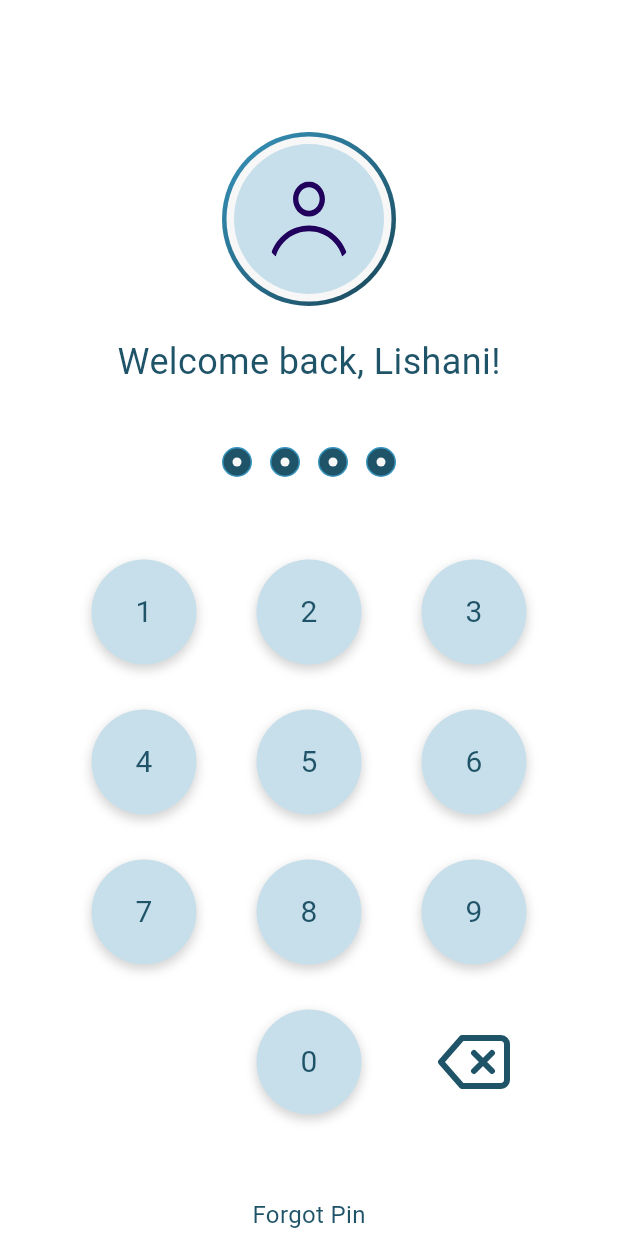
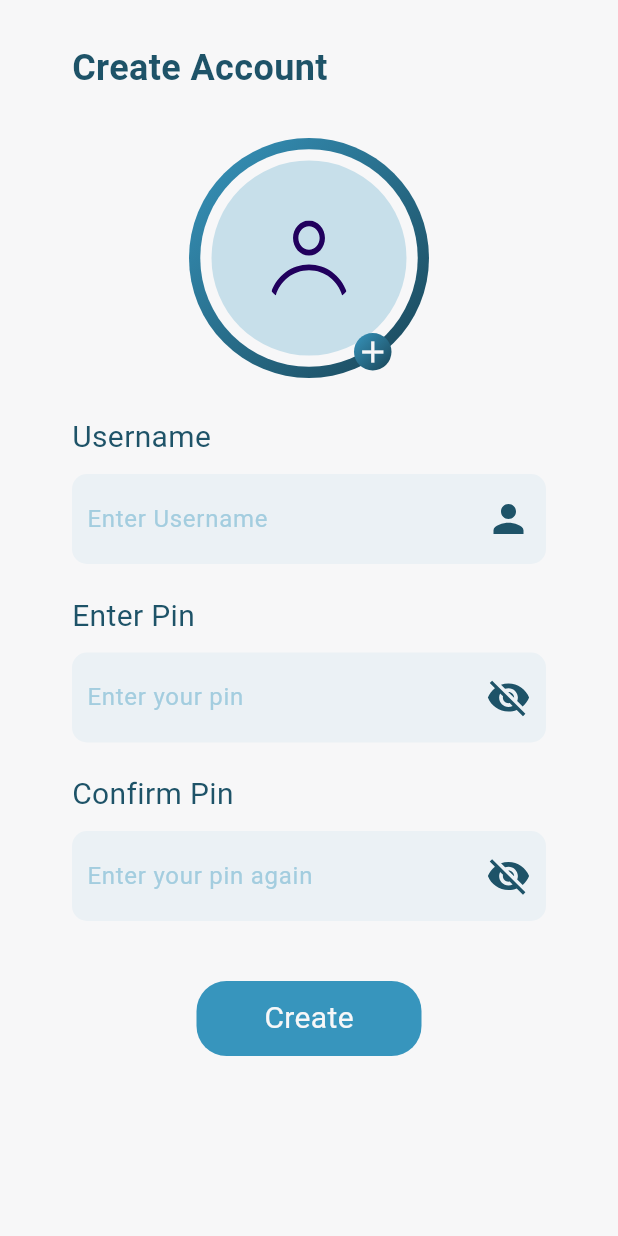
Before and after one commit to yasira2000/cash_mate, a Flutter app: the screen it shows after launch, on a phone screen of 412 x 824 dp. Run offline on Flutter 3.47's test engine with Material 3 defaults, Android fonts, the phone set to English and light mode, and no system bars; our stand-ins replace curved_navigation_bar, flutter_svg.

Commit message:
Create accoung screen ui done

```diff
--- a/lib/app_view.dart
+++ b/lib/app_view.dart
@@ -1,4 +1,6 @@
 import 'package:cash_mate/features/auth/presentation/pages/pin_entry_screen.dart';
+import 'package:cash_mate/features/registration/presentation/pages/registration_screen.dart';
+import 'package:cash_mate/widgets/bottom_navigation_bar.dart';
 import 'package:flutter/material.dart';
 
 class MyAppView extends StatelessWidget {
@@ -10,11 +12,17 @@ class MyAppView extends StatelessWidget {
       debugShowCheckedModeBanner: false,
       title: "Cash Mate",
       home: Scaffold(
-        backgroundColor: Colors.white,
+        backgroundColor: Color(0xFFF7F7F8),
+        // body: Padding(
+        //   padding: const EdgeInsets.all(8.0),
+        //   child: PinEntryScreen(name: 'Lishani'),
+        // ),
+
         body: Padding(
           padding: const EdgeInsets.all(8.0),
-          child: PinEntryScreen(name: 'Lishani'),
+          child: SafeArea(child: RegistrationScreen()),
         ),
+        // bottomNavigationBar: CustomBottomNavigationBar(),
       ),
     );
   }
--- a/lib/features/auth/presentation/pages/pin_entry_screen.dart
+++ b/lib/features/auth/presentation/pages/pin_entry_screen.dart
@@ -1,4 +1,4 @@
-import 'package:cash_mate/features/auth/presentation/widgets/avatar.dart';
+import 'package:cash_mate/widgets/avatar.dart';
 import 'package:cash_mate/features/auth/presentation/widgets/circle_fill.dart';
 import 'package:cash_mate/features/auth/presentation/widgets/numpad.dart';
 import 'package:flutter/material.dart';
@@ -16,10 +16,10 @@ class PinEntryScreen extends StatelessWidget {
       crossAxisAlignment: CrossAxisAlignment.center,
       children: [
         SizedBox(
-          height: 80,
+          height: 70,
           width: MediaQuery.of(context).size.width,
         ),
-        const Avatar(),
+        Avatar(borderWidth: 116, outerCircleWidth: 110, innerCircleWidth: 100,),
         const SizedBox(height: 20),
         Text(
           'Welcome back, $name!',
@@ -29,7 +29,7 @@ class PinEntryScreen extends StatelessWidget {
               color: Color(0xff1E5368),
               fontWeight: FontWeight.w500),
         ),
-        const SizedBox(height: 40),
+        const SizedBox(height: 35),
         Row(
           mainAxisAlignment: MainAxisAlignment.center,
           children: [
@@ -42,10 +42,10 @@ class PinEntryScreen extends StatelessWidget {
             CircleFill(),
           ],
         ),
-        const SizedBox(height: 40),
+        const SizedBox(height: 35),
         Numpad(),
         const SizedBox(
-          height: 40,
+          height: 35
         ),
         Text(
           'Forgot Pin',
--- /dev/null
+++ b/lib/features/registration/presentation/pages/registration_screen.dart
@@ -0,0 +1,101 @@
+import 'package:cash_mate/features/registration/presentation/widgets/custom_registration_form.dart';
+import 'package:cash_mate/widgets/avatar.dart';
+import 'package:flutter/material.dart';
+import 'package:flutter/widgets.dart';
+import 'package:flutter_svg/svg.dart';
+
+class RegistrationScreen extends StatelessWidget {
+  const RegistrationScreen({super.key});
+
+  @override
+  Widget build(BuildContext context) {
+    return Padding(
+      padding: const EdgeInsets.symmetric(vertical: 20, horizontal: 40),
+      child: Container(
+        width: MediaQuery.of(context).size.width,
+        child: Column(
+          crossAxisAlignment: CrossAxisAlignment.center,
+          children: [
+            const Row(
+              children: [
+                Text(
+                  'Create Account',
+                  style: TextStyle(
+                      fontFamily: 'Roboto',
+                      fontSize: 24,
+                      fontWeight: FontWeight.w600,
+                      color: Color(0xFF1E5368)),
+                ),
+              ],
+            ),
+            const SizedBox(height: 30),
+            Stack(
+              children: [
+                Avatar(
+                  borderWidth: 160,
+                  innerCircleWidth: 130,
+                  outerCircleWidth: 145,
+                ),
+                Positioned(
+                  top: 130,
+                  right: 25,
+                  child: Container(
+                    width: 25,
+                    height: 25,
+                    decoration: BoxDecoration(
+                      borderRadius: BorderRadius.circular(25),
+                      gradient: const LinearGradient(
+                        begin: Alignment.bottomRight,
+                        end: Alignment.topLeft,
+                        colors: [
+                          Color(0xff194557),
+                          Color(0xff3795BD),
+                        ],
+                      ),
+                    ),
+                    child: Icon(
+                      Icons.add,
+                      color: Color(0xFFF7F7F8),
+                    ),
+                  ),
+                )
+              ],
+            ),
+            const SizedBox(height: 25),
+            // Column(
+            //   crossAxisAlignment: CrossAxisAlignment.start,
+            //   children: [
+            //     Text(
+            //       'Username',
+            //       style: TextStyle(color: Color(0xFF1E5368), fontSize: 20),
+            //     ),
+            //     const SizedBox(height: 10),
+            //     Expanded(
+            //       flex: 10,
+            //       child: Container(
+            //         height: 60,
+            //         decoration: BoxDecoration(
+            //           borderRadius: BorderRadius.circular(10),
+            //           color: Color(0xFFEBF1F5),
+            //         ),
+            //         child: Row(
+            //           // mainAxisAlignment: MainAxisAlignment.spaceBetween,
+            //           children: [
+            //             SvgPicture.asset(
+            //               'assets/svg/user.svg',
+            //               width: 10,
+            //               height: 10,
+            //             )
+            //           ],
+            //         ),
+            //       ),
+            //     ),
+            //   ],
+            // )
+            CustomRegistrationForm(),
+          ],
+        ),
+      ),
+    );
+  }
+}
--- /dev/null
+++ b/lib/features/registration/presentation/widgets/custom_registration_form.dart
@@ -0,0 +1,94 @@
+import 'package:cash_mate/features/registration/presentation/widgets/form_section.dart';
+import 'package:flutter/material.dart';
+
+// Define a custom Form widget.
+class CustomRegistrationForm extends StatefulWidget {
+  const CustomRegistrationForm({super.key});
+
+  @override
+  CustomRegistrationFormState createState() {
+    return CustomRegistrationFormState();
+  }
+}
+
+class CustomRegistrationFormState extends State<CustomRegistrationForm> {
+  final _formKey = GlobalKey<FormState>();
+
+  @override
+  Widget build(BuildContext context) {
+    return Form(
+      key: _formKey,
+      child: Column(
+        crossAxisAlignment: CrossAxisAlignment.center,
+        children: <Widget>[
+          FormSection(
+            label: 'Username',
+            hintText: 'Enter Username',
+            svgPath: 'assets/svg/person.svg',
+            errorMsg: 'Please enter username',
+          ),
+          SizedBox(height: 20),
+          FormSection(
+            label: "Enter Pin",
+            hintText: 'Enter your pin',
+            svgPath: 'assets/svg/visibility_off.svg',
+            errorMsg: 'Please use numbers only',
+          ),
+          SizedBox(height: 20),
+          FormSection(
+            label: "Confirm Pin",
+            hintText: 'Enter your pin again',
+            svgPath: 'assets/svg/visibility_off.svg',
+            errorMsg: 'Please use numbers only',
+          ),
+          const SizedBox(height: 40),
+          GestureDetector(
+            onTap: () {
+              // Validate returns true if the form is valid, or false otherwise.
+              if (_formKey.currentState!.validate()) {
+                // If the form is valid, display a snackbar. In the real world,
+                // you'd often call a server or save the information in a database.
+                ScaffoldMessenger.of(context).showSnackBar(
+                  const SnackBar(content: Text('Processing Data')),
+                );
+              }
+            },
+            child: Container(
+              width: 150,
+              height: 50,
+              decoration: BoxDecoration(
+                color: Color(0xFF3795BD),
+                borderRadius: BorderRadius.circular(20)
+
+              ),
+              child: Center(
+                child: Text(
+                  'Create',
+                  style: TextStyle(
+                    color: Color(0xFFF7F7F8),
+                    fontSize: 20,
+                  ),
+                ),
+              ),
+            ),
+          )
+
+          // ElevatedButton(
+          //   style: ButtonStyle(backgroundColor: Color(value)),
+          //   onPressed: () {
+          //     // Validate returns true if the form is valid, or false otherwise.
+          //     if (_formKey.currentState!.validate()) {
+          //       // If the form is valid, display a snackbar. In the real world,
+          //       // you'd often call a server or save the information in a database.
+          //       ScaffoldMessenger.of(context).showSnackBar(
+          //         const SnackBar(content: Text('Processing Data')),
+          //       );
+          //     }
+          //   },
+          //   child: const Text('Create'),
+          // ),
+        ],
+      ),
+    );
+  }
+}
--- /dev/null
+++ b/lib/features/registration/presentation/widgets/form_section.dart
@@ -0,0 +1,70 @@
+import 'package:flutter/material.dart';
+import 'package:flutter_svg/svg.dart';
+
+class FormSection extends StatelessWidget {
+  final String label;
+  final String hintText;
+  final String svgPath;
+  final String errorMsg;
+
+  const FormSection({
+    super.key,
+    required this.label,
+    required this.hintText,
+    required this.svgPath,
+    required this.errorMsg,
+  });
+
+  @override
+  Widget build(BuildContext context) {
+    return Column(
+      crossAxisAlignment: CrossAxisAlignment.start,
+      children: [
+        Text(
+          label,
+          style: TextStyle(
+            color: Color(0xFF1E5368),
+            fontSize: 20,
+          ),
+        ),
+        const SizedBox(height: 10),
+        Container(
+          height: 60,
+          padding: EdgeInsets.symmetric(vertical: 5, horizontal: 10),
+          decoration: BoxDecoration(
+              color: Color(0xffEBF1F5),
+              borderRadius: BorderRadius.circular(10)),
+          child: Row(
+            children: [
+              Expanded(
+                child: TextFormField(
+                  decoration: InputDecoration(
+                    border: InputBorder.none,
+                    hintText: hintText,
+                    hintStyle: TextStyle(
+                      color: Color(0xffA3CDDF),
+                    ),
+                  ),
+                  validator: (value) {
+                    if (value == null || value.isEmpty) {
+                      return errorMsg;
+                    }
+                    return null;
+                  },
+                ),
+              ),
+              Container(
+                child: SvgPicture.asset(
+                  svgPath,
+                  width: 30,
+                  height: 30,
+                  color: Color(0xff1E5368),
+                ),
+              )
+            ],
+          ),
+        ),
+      ],
+    );
+  }
+}
--- a/lib/features/auth/presentation/widgets/avatar.dart
+++ b/lib/widgets/avatar.dart
@@ -2,11 +2,15 @@ import 'package:flutter/material.dart';
 import 'package:flutter_svg/svg.dart';
 
 class Avatar extends StatelessWidget {
-  final double borderWidth = 116.0;
-  final double outerCircleWidth = 110.0;
-  final double innerCircleWidth = 100.0;
-  const Avatar({
+  double borderWidth = 116.0;
+  double outerCircleWidth = 110.0;
+  double innerCircleWidth = 100.0;
+
+  Avatar({
     super.key,
+    required this.borderWidth,
+    required this.innerCircleWidth,
+    required this.outerCircleWidth,
   });
 
   @override
--- /dev/null
+++ b/lib/widgets/bottom_navigation_bar.dart
@@ -0,0 +1,49 @@
+import 'dart:ui';
+
+import 'package:curved_navigation_bar/curved_navigation_bar.dart';
+import 'package:flutter/material.dart';
+import 'package:flutter_svg/svg.dart';
+
+class CustomBottomNavigationBar extends StatefulWidget {
+  const CustomBottomNavigationBar({super.key});
+
+  @override
+  State<CustomBottomNavigationBar> createState() =>
+      _CustomBottomNavigationBarState();
+}
+
+class _CustomBottomNavigationBarState extends State<CustomBottomNavigationBar> {
+  final List<Widget> _navigationItems = [
+    Container(
+      child: SvgPicture.asset(
+        'assets/svg/home.svg',
+        color: Colors.white,
+      ),
+      width: 100,
+      height: 100,
+    ),
+    SvgPicture.asset(
+      'assets/svg/analytics.svg',
+      color: Colors.white,
+    ),
+    SvgPicture.asset('assets/svg/notification.svg'),
+  ];
+  // final List<Widget> _navigationItems = [
+  //   Icon(Icons.home_filled, size: 30),
+  //   Icon(Icons.analytics, size: 30),
+  //   Icon(Icons.alarm, size: 30)
+  // ];
+
+  Color bgColor = const Color(0xFFF7F7F8);
+
+  @override
+  Widget build(BuildContext context) {
+    return CurvedNavigationBar(
+        items: _navigationItems,
+        backgroundColor: bgColor,
+        color: const Color(0xff1E5368),
+        onTap: (index) {
+          setState(() {});
+        });
+  }
+}
--- a/pubspec.yaml
+++ b/pubspec.yaml
@@ -10,6 +10,7 @@ dependencies:
   flutter:
     sdk: flutter
   flutter_svg: ^2.0.10+1
+  curved_navigation_bar: ^1.0.6
 
 dev_dependencies:
   flutter_test:
@@ -21,6 +22,7 @@ flutter:
 
   assets:
     - assets/svg/
+    - assets/svg/user.svg
 
   fonts:
     - family: Roboto
```
Also changed, not shown: assets/svg/analytics.svg (added), assets/svg/home.svg (added), assets/svg/invisible.svg (added), assets/svg/notifcation.svg (added), assets/svg/person.svg (added), assets/svg/user.svg (added), assets/svg/visibility_off.svg (added), assets/svg/visibility_on.svg (added), pubspec.lock.
